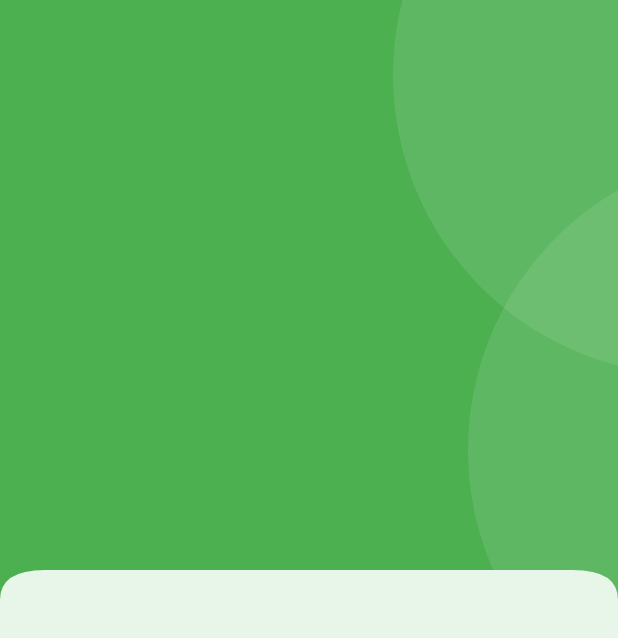
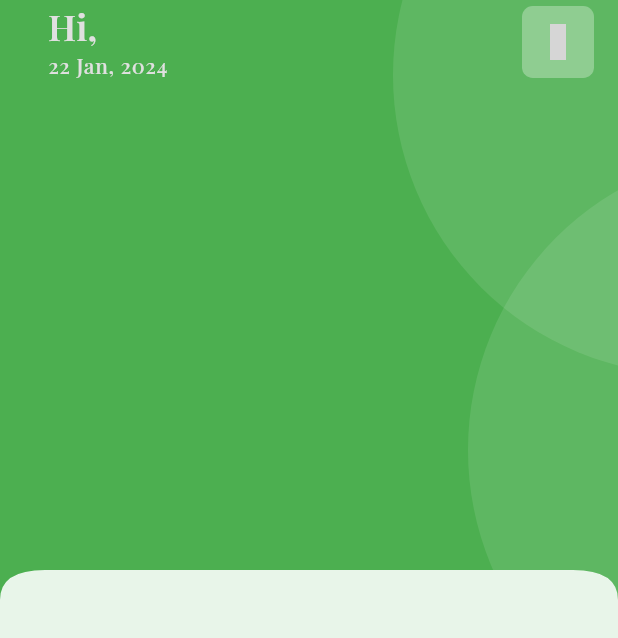
Before and after one commit to mohammad-quanit/zenchatAI, a Flutter app: the HomeScreen screen opened directly, on a phone screen of 412 x 824 dp. Shown: the top 638 px of the screen. Run offline on Flutter 3.47's test engine with Material 3 defaults, Android fonts, the phone set to English and light mode, and no system bars; our stand-ins replace flutter_dotenv, get, google_sign_in, iconsax, logger, smooth_page_indicator and 1 more; accounts and stored records are empty; project files that could hold a hidden picture were left out; grey boxes are pictures that could not be loaded.

Commit message:
fix: child not rendering issue in home primary header

```diff
--- /dev/null
+++ b/lib/common/widgets/app_bar.dart
@@ -0,0 +1,44 @@
+import 'package:flutter/material.dart';
+import 'package:get/get.dart';
+import 'package:iconsax/iconsax.dart';
+import 'package:zenchatai/utils/constants/sizes.dart';
+import 'package:zenchatai/utils/device/device_utility.dart';
+
+class ZCustomAppBar extends StatelessWidget implements PreferredSizeWidget {
+  const ZCustomAppBar(
+      {super.key,
+      this.title,
+      this.showBackArrow = false,
+      this.leadingIcon,
+      this.actions,
+      this.leadingOnPressed});
+
+  final Widget? title;
+  final bool showBackArrow;
+  final IconData? leadingIcon;
+  final List<Widget>? actions;
+  final VoidCallback? leadingOnPressed;
+
+  @override
+  Widget build(BuildContext context) {
+    return Padding(
+      padding: const EdgeInsets.symmetric(horizontal: ZSizes.md),
+      child: AppBar(
+        automaticallyImplyLeading: false,
+        leading: showBackArrow
+            ? IconButton(
+                onPressed: () => Get.back(),
+                icon: const Icon(Iconsax.arrow_left))
+            : leadingIcon != null
+                ? IconButton(
+                    onPressed: () => leadingOnPressed, icon: Icon(leadingIcon))
+                : null,
+        title: title,
+        actions: actions,
+      ),
+    );
+  }
+
+  @override
+  Size get preferredSize => Size.fromHeight(ZDeviceUtils.getAppBarHeight());
+}
--- a/lib/common/widgets/social_buttons.dart
+++ b/lib/common/widgets/social_buttons.dart
@@ -45,13 +45,13 @@ Future<AuthResponse> _googleSignIn() async {
   /// update the iOS client ID with your own.
   ///
   /// iOS Client ID that you registered with Google Cloud.
-  // const iosClientId = 'my-ios.apps.googleusercontent.com';
+  const iosClientId = 'my-ios.apps.googleusercontent.com';
 
   // Google sign in on Android will work without providing the Android
   // Client ID registered on Google Cloud.
 
   final GoogleSignIn googleSignIn = GoogleSignIn(
-    // clientId: iosClientId,
+    clientId: iosClientId,
     serverClientId: webClientId,
   );
   final googleUser = await googleSignIn.signIn();
--- a/lib/common/widgets/sucess_screen.dart
+++ b/lib/common/widgets/sucess_screen.dart
@@ -4,8 +4,8 @@ import 'package:zenchatai/utils/constants/sizes.dart';
 import 'package:zenchatai/utils/constants/text_strings.dart';
 import 'package:zenchatai/utils/helpers/helper_functions.dart';
 
-class Success extends StatelessWidget {
-  const Success(
+class ZSuccessScreen extends StatelessWidget {
+  const ZSuccessScreen(
       {super.key,
       required this.image,
       required this.title,
--- a/lib/features/authentication/controllers/auth_controller.dart
+++ b/lib/features/authentication/controllers/auth_controller.dart
@@ -1,8 +1,7 @@
 import 'package:get/get.dart';
 import 'package:supabase_flutter/supabase_flutter.dart';
 import 'package:zenchatai/features/authentication/screens/Login/login.dart';
-import 'package:zenchatai/features/dashboard/screens/home.dart';
-import 'package:zenchatai/features/profile/screens/account/user_profile.dart';
+import 'package:zenchatai/features/home/screens/home.dart';
 import 'package:zenchatai/main.dart';
 
 class AuthController extends GetxController {
--- a/lib/features/authentication/screens/EmailVerification/verify_email.dart
+++ b/lib/features/authentication/screens/EmailVerification/verify_email.dart
@@ -68,7 +68,7 @@ class VerifyEmailScreen extends StatelessWidget {
               SizedBox(
                 width: double.infinity,
                 child: ElevatedButton(
-                    onPressed: () => Get.to(() => Success(
+                    onPressed: () => Get.to(() => ZSuccessScreen(
                           image: ZImages.staticSuccessIllustration,
                           title: ZTexts.yourAccountCreatedTitle,
                           subTitle: ZTexts.yourAccountCreatedSubTitle,
--- a/lib/features/authentication/screens/Login/widgets/login_form.dart
+++ b/lib/features/authentication/screens/Login/widgets/login_form.dart
@@ -3,6 +3,7 @@ import 'package:get/get.dart';
 import 'package:iconsax/iconsax.dart';
 import 'package:zenchatai/features/authentication/screens/PasswordConfig/forget_password.dart';
 import 'package:zenchatai/features/authentication/screens/Signup/signup.dart';
+import 'package:zenchatai/navigation/navigation_menu.dart';
 import 'package:zenchatai/utils/constants/colors.dart';
 import 'package:zenchatai/utils/constants/sizes.dart';
 import 'package:zenchatai/utils/constants/text_strings.dart';
@@ -58,7 +59,7 @@ class LoginForm extends StatelessWidget {
           SizedBox(
             width: double.infinity,
             child: ElevatedButton(
-              onPressed: () {},
+              onPressed: () => Get.to(() => const NavigationMenu()),
               child: const Text(ZTexts.signIn),
             ),
           ),
--- a/lib/features/authentication/screens/Signup/signup.dart
+++ b/lib/features/authentication/screens/Signup/signup.dart
@@ -20,7 +20,8 @@ class SignupScreen extends StatelessWidget {
           child: Column(
             children: [
               /// Title
-              Text(ZTexts.signupTitle, style: Theme.of(context).textTheme.headlineMedium),
+              Text(ZTexts.signupTitle,
+                  style: Theme.of(context).textTheme.headlineMedium),
               const SizedBox(height: ZSizes.spaceBtwSections),
 
               /// Form
--- a/lib/features/dashboard/screens/home.dart
+++ /dev/null
@@ -1,117 +0,0 @@
-// import 'package:flutter/cupertino.dart';
-import 'package:flutter/material.dart';
-import 'package:iconsax/iconsax.dart';
-import 'package:zenchatai/common/widgets/circular_container.dart';
-import 'package:zenchatai/common/widgets/curved_edges_container.dart';
-import 'package:zenchatai/main.dart';
-import 'package:zenchatai/utils/constants/colors.dart';
-import 'package:zenchatai/utils/constants/sizes.dart';
-import 'package:zenchatai/utils/helpers/helper_functions.dart';
-
-class HomeScreen extends StatelessWidget {
-  const HomeScreen({super.key});
-
-  @override
-  Widget build(BuildContext context) {
-    return Scaffold(
-      // backgroundColor: ZColors.primary,
-      body: SingleChildScrollView(
-        child: Column(
-          children: [
-            PrimaryHeaderContainer(child: Container()),
-
-            // SizedBox(
-            //   height: ZSizes.spaceBtwSections,
-            // ),
-
-            // // Search Bar Widget
-            // Search()
-          ],
-        ),
-      ),
-    );
-  }
-}
-
-class PrimaryHeaderContainer extends StatelessWidget {
-  const PrimaryHeaderContainer({
-    super.key,
-    required this.child,
-  });
-
-  final Widget child;
-
-  @override
-  Widget build(BuildContext context) {
-    return CurvedEdgesContainer(
-      child: Container(
-        color: ZColors.primary,
-        padding: const EdgeInsets.all(0),
-        child: SizedBox(
-          height: 400,
-          child: Stack(children: [
-            Positioned(
-              top: -150,
-              right: -250,
-              child: CircularContainer(
-                backgroundColor: ZColors.textWhite.withOpacity(0.1),
-              ),
-            ),
-            Positioned(
-              top: 100,
-              right: -300,
-              child: CircularContainer(
-                backgroundColor: ZColors.textWhite.withOpacity(0.1),
-              ),
-            ),
-          ]),
-        ),
-      ),
-    );
-  }
-}
-
-class Greet extends StatelessWidget {
-  const Greet({
-    super.key,
-  });
-
-  @override
-  Widget build(BuildContext context) {
-    final user = supabase.auth.currentUser;
-    final fName =
-        ZHelperFunctions.getFirstName(user?.userMetadata?['full_name']);
-
-    return Row(
-      mainAxisAlignment: MainAxisAlignment.spaceBetween,
-      children: [
-        Column(
-          crossAxisAlignment: CrossAxisAlignment.start,
-          children: [
-            // Hi User Text
-            Text('Hi, $fName',
-                style: Theme.of(context).textTheme.headlineMedium),
-            Text(
-              ZHelperFunctions.getFormattedDate(DateTime.now()),
-              style: Theme.of(context).textTheme.bodyLarge,
-            ),
-          ],
-        ),
-
-        // Notification
-        Container(
-          decoration: BoxDecoration(
-              color: ZColors.textWhite.withOpacity(0.3),
-              borderRadius: BorderRadius.circular(ZSizes.borderRadiusLg * 0.6)),
-          child: IconButton(
-            onPressed: () {},
-            icon: const Icon(
-              Iconsax.notification1,
-              color: ZColors.white,
-            ),
-          ),
-        )
-      ],
-    );
-  }
-}
--- /dev/null
+++ b/lib/features/home/screens/home.dart
@@ -0,0 +1,79 @@
+// import 'package:flutter/cupertino.dart';
+import 'package:flutter/material.dart';
+import 'package:get/get.dart';
+import 'package:iconsax/iconsax.dart';
+import 'package:zenchatai/common/widgets/app_bar.dart';
+import 'package:zenchatai/features/home/screens/widgets/notifications.dart';
+import 'package:zenchatai/features/home/screens/widgets/primary_header.dart';
+
+import 'package:zenchatai/main.dart';
+
+import 'package:zenchatai/utils/constants/colors.dart';
+import 'package:zenchatai/utils/constants/sizes.dart';
+import 'package:zenchatai/utils/constants/text_strings.dart';
+import 'package:zenchatai/utils/device/device_utility.dart';
+import 'package:zenchatai/utils/helpers/helper_functions.dart';
+
+class HomeScreen extends StatelessWidget {
+  const HomeScreen({super.key});
+
+  @override
+  Widget build(BuildContext context) {
+    return const Scaffold(
+      body: SingleChildScrollView(
+        child: Column(
+          children: [
+            PrimaryHeaderContainer(
+                child: Column(
+              children: [
+                ZCustomAppBar(
+                  title: Column(
+                    children: [Greet()],
+                  ),
+                  actions: [Notifications()],
+                ),
+              ],
+            )),
+
+            // SizedBox(
+            //   height: ZSizes.spaceBtwSections,
+            // ),
+
+            // Search Bar Widget
+            // Search()
+          ],
+        ),
+      ),
+    );
+  }
+}
+
+class Greet extends StatelessWidget {
+  const Greet({
+    super.key,
+  });
+
+  @override
+  Widget build(BuildContext context) {
+    final user = supabase.auth.currentUser;
+    final fName =
+        ZHelperFunctions.getFirstName(user?.userMetadata?['full_name']);
+
+    return Column(
+      crossAxisAlignment: CrossAxisAlignment.start,
+      children: [
+        // Hi User Text
+        Text('Hi, $fName',
+            style: Theme.of(context)
+                .textTheme
+                .headlineMedium!
+                .apply(color: ZColors.grey)),
+        Text(
+          ZHelperFunctions.getFormattedDate(DateTime.now()),
+          style:
+              Theme.of(context).textTheme.bodyLarge!.apply(color: ZColors.grey),
+        ),
+      ],
+    );
+  }
+}
--- /dev/null
+++ b/lib/features/home/screens/widgets/notifications.dart
@@ -0,0 +1,26 @@
+import 'package:flutter/material.dart';
+import 'package:iconsax/iconsax.dart';
+import 'package:zenchatai/utils/constants/colors.dart';
+import 'package:zenchatai/utils/constants/sizes.dart';
+
+class Notifications extends StatelessWidget {
+  const Notifications({
+    super.key,
+  });
+
+  @override
+  Widget build(BuildContext context) {
+    return Container(
+      decoration: BoxDecoration(
+          color: ZColors.textWhite.withOpacity(0.3),
+          borderRadius: BorderRadius.circular(ZSizes.borderRadiusLg * 0.6)),
+      child: IconButton(
+        onPressed: () {},
+        icon: const Icon(
+          Iconsax.notification1,
+          color: ZColors.white,
+        ),
+      ),
+    );
+  }
+}
--- /dev/null
+++ b/lib/features/home/screens/widgets/primary_header.dart
@@ -0,0 +1,43 @@
+import 'package:flutter/material.dart';
+import 'package:zenchatai/common/widgets/containers/circular_container.dart';
+import 'package:zenchatai/common/widgets/containers/curved_edges_container.dart';
+import 'package:zenchatai/utils/constants/colors.dart';
+
+class PrimaryHeaderContainer extends StatelessWidget {
+  const PrimaryHeaderContainer({
+    super.key,
+    required this.child,
+  });
+
+  final Widget child;
+
+  @override
+  Widget build(BuildContext context) {
+    return CurvedEdgesContainer(
+      child: Container(
+        color: ZColors.primary,
+        padding: const EdgeInsets.all(0),
+        child: SizedBox(
+          height: 400,
+          child: Stack(children: [
+            Positioned(
+              top: -150,
+              right: -250,
+              child: CircularContainer(
+                backgroundColor: ZColors.textWhite.withOpacity(0.1),
+              ),
+            ),
+            Positioned(
+              top: 100,
+              right: -300,
+              child: CircularContainer(
+                backgroundColor: ZColors.textWhite.withOpacity(0.1),
+              ),
+            ),
+            child,
+          ]),
+        ),
+      ),
+    );
+  }
+}
```
Also changed, not shown: lib/navigation/navigation_controller.dart (added, +19 -0 lines), lib/navigation/navigation_menu.dart (added, +50 -0 lines), lib/utils/theme/custom_themes/appbar_theme.dart (+5 -4 lines), lib/common/widgets/containers/circular_container.dart (renamed from lib/common/widgets/circular_container.dart), lib/common/widgets/containers/curved_edges_container.dart (renamed from lib/common/widgets/curved_edges_container.dart), lib/features/profile/screens/user_profile.dart (renamed from lib/features/profile/screens/account/user_profile.dart).
